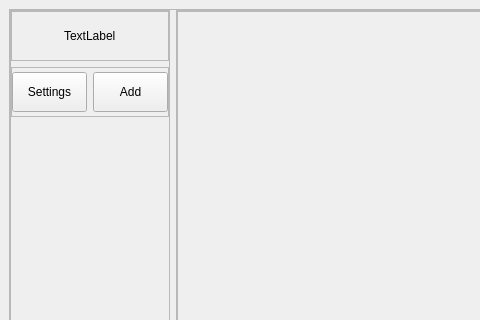
The window that debug_forlder/dbg_main.ui (DoniMassimo/Messagging_App_) describes before a commit, drawn with Qt 5; both pictures show x 0 to 480 and y 0 to 320 of the 652 by 560 pixel window.
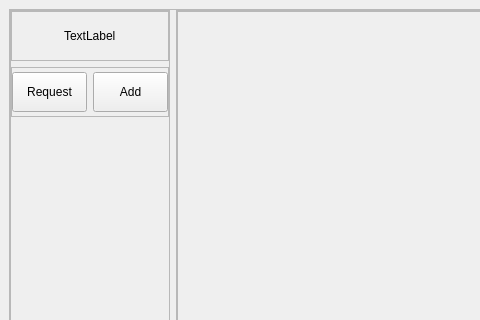
The same window after the commit.

Patch:
```diff
--- a/debug_forlder/dbg_main.ui
+++ b/debug_forlder/dbg_main.ui
@@ -142,7 +142,7 @@
                 </size>
                </property>
                <property name="text">
-                <string>Settings</string>
+                <string>Request</string>
                </property>
               </widget>
              </item>
```
Left out of the diff: 2 changed lines with no effect on the pictures.
